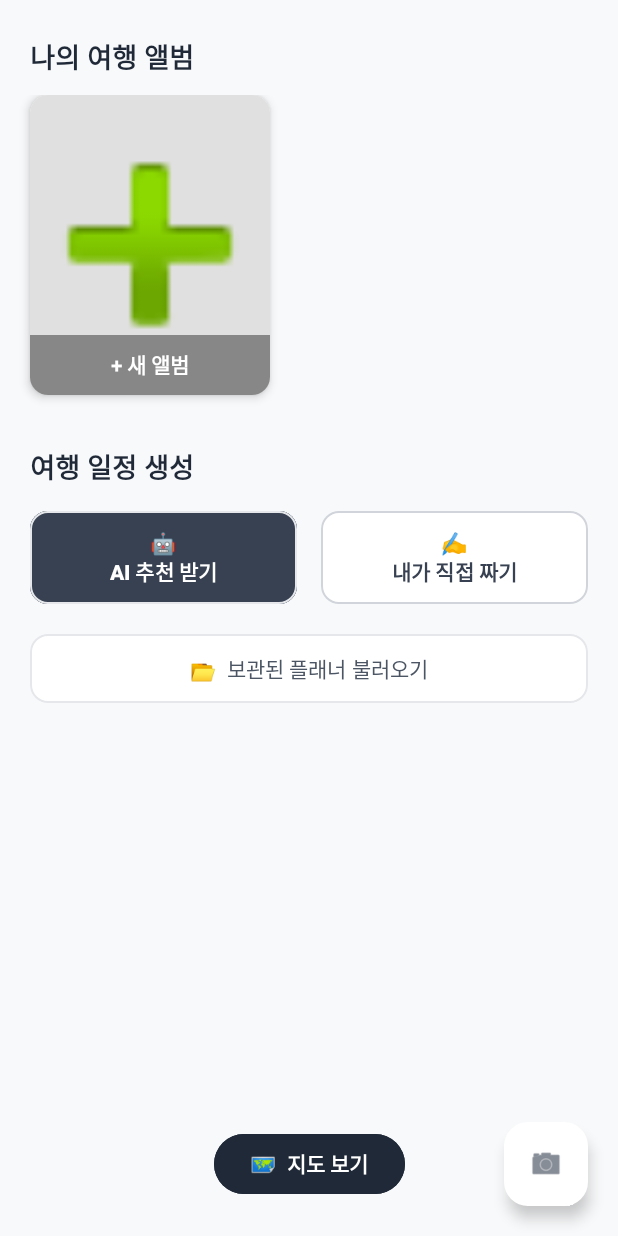
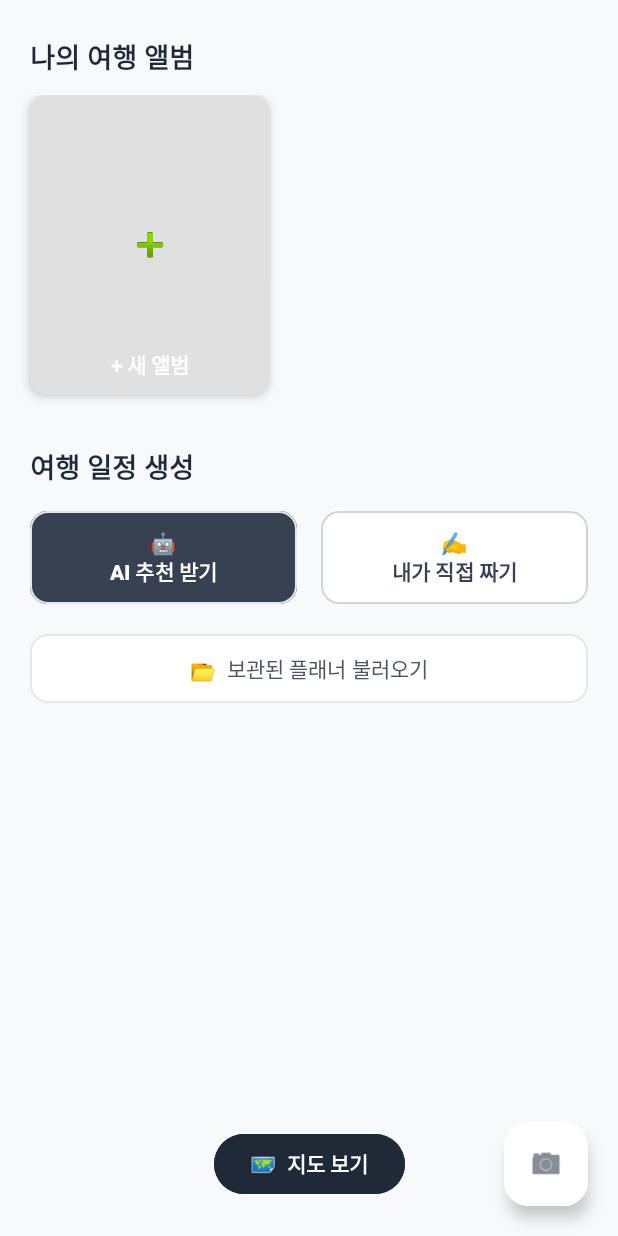
Before and after one commit to Qkdgodchl/planner, an Android app: the screen it shows after launch (MainActivity), on a phone screen of 412 x 824 dp. Run offline under Robolectric (Android 15) with nearby library versions, the light colour scheme and no system bars; our stand-ins replace Room's generated code; pictures from the network do not load.

Commit message:
지도 핀꼽기 수정 , ㅅ앨범썸네일 보이게 수정

```diff
--- a/app/src/main/java/com/example/myapplication/AlbumAdapter.kt
+++ b/app/src/main/java/com/example/myapplication/AlbumAdapter.kt
@@ -4,13 +4,15 @@ import android.view.LayoutInflater
 import android.view.View
 import android.view.ViewGroup
 import androidx.recyclerview.widget.RecyclerView
+import com.bumptech.glide.Glide
 import com.example.myapplication.data.Album
 import com.example.myapplication.databinding.ItemAlbumBinding
 
 class AlbumAdapter(
     private val albums: List<Album>,
     private val onAddClick: () -> Unit,
-    private val onAlbumClick: (Int, String) -> Unit
+    private val onAlbumClick: (Int, String) -> Unit,
+    private val onDeleteClick: (Album) -> Unit
 ) : RecyclerView.Adapter<AlbumAdapter.AlbumViewHolder>() {
 
     override fun getItemCount(): Int = albums.size + 1
@@ -20,32 +22,42 @@ class AlbumAdapter(
         return AlbumViewHolder(binding)
     }
 
-    override fun onBindViewHolder(
-        holder: AlbumViewHolder,
-        position: Int
-    ) {
-
+    override fun onBindViewHolder(holder: AlbumViewHolder, position: Int) {
         if (position == albums.size) {
-
-            holder.binding.tvAlbumTitle.text =
-                "+ 새 앨범"
-
-            holder.binding.ivAlbumCover
-                .setImageResource(android.R.drawable.ic_input_add)
+            holder.binding.tvAlbumTitle.text = "+ 새 앨범"
+            holder.binding.ivAlbumCover.setImageResource(android.R.drawable.ic_input_add)
+            holder.binding.ivAlbumCover.scaleType = android.widget.ImageView.ScaleType.CENTER_INSIDE
+            holder.binding.btnDeleteAlbum.visibility = View.GONE
+            holder.binding.vTitleBackground.visibility = View.GONE
 
             holder.itemView.setOnClickListener {
                 onAddClick()
             }
+        } else {
+            val album = albums[position]
+            holder.binding.tvAlbumTitle.text = album.title
+            holder.binding.btnDeleteAlbum.visibility = View.VISIBLE
+            holder.binding.vTitleBackground.visibility = View.VISIBLE
 
-        } else {
-
-            val album = albums[position]
-
-            holder.binding.tvAlbumTitle.text =
-                album.title
+            // 썸네일 이미지 설정
+            if (album.coverImagePath.isNotEmpty()) {
+                holder.binding.ivAlbumCover.scaleType = android.widget.ImageView.ScaleType.CENTER_CROP
+                Glide.with(holder.binding.ivAlbumCover.context)
+                    .load(album.coverImagePath)
+                    .centerCrop()
+                    .error(android.R.drawable.ic_menu_gallery)
+                    .into(holder.binding.ivAlbumCover)
+            } else {
+                holder.binding.ivAlbumCover.setImageResource(android.R.drawable.ic_menu_gallery)
+                holder.binding.ivAlbumCover.scaleType = android.widget.ImageView.ScaleType.CENTER_INSIDE
+            }
 
             holder.itemView.setOnClickListener {
                 onAlbumClick(album.id, album.title)
+            }
+
+            holder.binding.btnDeleteAlbum.setOnClickListener {
+                onDeleteClick(album)
             }
         }
     }
--- a/app/src/main/java/com/example/myapplication/MainActivity.kt
+++ b/app/src/main/java/com/example/myapplication/MainActivity.kt
@@ -4,14 +4,13 @@ import android.content.Intent
 import android.os.Bundle
 import android.widget.Toast
 import androidx.activity.result.contract.ActivityResultContracts
+import androidx.appcompat.app.AlertDialog
 import androidx.appcompat.app.AppCompatActivity
 import androidx.lifecycle.lifecycleScope
 import com.example.myapplication.data.Album
 import com.example.myapplication.data.DatabaseProvider
 import com.example.myapplication.databinding.ActivityMainBinding
-import kotlinx.coroutines.Dispatchers
 import kotlinx.coroutines.launch
-import kotlinx.coroutines.withContext
 
 class MainActivity : AppCompatActivity() {
 
@@ -37,28 +36,23 @@ class MainActivity : AppCompatActivity() {
     private fun setupRecyclerView() {
         lifecycleScope.launch {
             val albums = fetchAlbumsFromDb()
-            // 실제 데이터가 있는 앨범 개수 계산
             albumCount = albums.size
 
             val albumAdapter = AlbumAdapter(
                 albums = albums,
                 onAddClick = {
-                    // 🚀 빈 네모칸 클릭 시 앨범 추가 화면으로 이동
                     val intent = Intent(this@MainActivity, AddAlbumActivity::class.java)
                     startActivity(intent)
                 },
                 onAlbumClick = { albumId, albumTitle ->
-
-                    val intent =
-                        Intent(
-                            this@MainActivity,
-                            AlbumDetailActivity::class.java
-                        )
-
-                    intent.putExtra("ALBUM_ID", albumId)
-                    intent.putExtra("ALBUM_NAME", albumTitle)
-
+                    val intent = Intent(this@MainActivity, AlbumDetailActivity::class.java).apply {
+                        putExtra("ALBUM_ID", albumId)
+                        putExtra("ALBUM_NAME", albumTitle)
+                    }
                     startActivity(intent)
+                },
+                onDeleteClick = { album ->
+                    showDeleteConfirmDialog(album)
                 }
             )
 
@@ -66,53 +60,52 @@ class MainActivity : AppCompatActivity() {
         }
     }
 
-    override fun onResume()
-    {
+    private fun showDeleteConfirmDialog(album: Album) {
+        AlertDialog.Builder(this)
+            .setTitle("앨범 삭제")
+            .setMessage("'${album.title}' 앨범을 삭제하시겠습니까? 앨범 내 사진 데이터는 유지되지만 앨범 목록에서는 사라집니다.")
+            .setPositiveButton("삭제") { _, _ ->
+                deleteAlbum(album)
+            }
+            .setNegativeButton("취소", null)
+            .show()
+    }
+
+    private fun deleteAlbum(album: Album) {
+        lifecycleScope.launch {
+            DatabaseProvider.getDatabase(this@MainActivity).albumDao().deleteAlbum(album)
+            Toast.makeText(this@MainActivity, "앨범이 삭제되었습니다.", Toast.LENGTH_SHORT).show()
+            setupRecyclerView() // 목록 갱신
+        }
+    }
+
+    override fun onResume() {
         super.onResume()
         setupRecyclerView()
     }
 
-    // 🗄️ 테스트를 위해 빈 슬롯("")을 포함한 리스트를 반환합니다.
-    private suspend fun fetchAlbumsFromDb():
-            List<Album> {
-
-        return DatabaseProvider
-            .getDatabase(this)
-            .albumDao()
-            .getAllAlbums()
+    private suspend fun fetchAlbumsFromDb(): List<Album> {
+        return DatabaseProvider.getDatabase(this).albumDao().getAllAlbums()
     }
 
     private fun setupButtons() {
         binding.btnViewMap.setOnClickListener {
-
-            val intent =
-                Intent(
-                    this,
-                    MapActivity::class.java
-                )
-
+            val intent = Intent(this, MapActivity::class.java)
             startActivity(intent)
         }
 
         binding.btnAiRecommend.setOnClickListener {
-
             val intent = Intent(this, AIRecommendActivity::class.java)
-
             startActivity(intent)
         }
 
         binding.btnManualPlan.setOnClickListener {
-
             val intent = Intent(this, ManualPlannerActivity::class.java)
-
             startActivity(intent)
         }
 
         binding.btnLoadPlanner.setOnClickListener {
-
-            val intent =
-                Intent(this, SavedPlannerActivity::class.java)
-
+            val intent = Intent(this, SavedPlannerActivity::class.java)
             startActivity(intent)
         }
 
--- a/app/src/main/java/com/example/myapplication/data/AlbumDao.kt
+++ b/app/src/main/java/com/example/myapplication/data/AlbumDao.kt
@@ -1,16 +1,25 @@
 package com.example.myapplication.data
 
 import androidx.room.Dao
+import androidx.room.Delete
 import androidx.room.Insert
 import androidx.room.Query
+import androidx.room.Update
 
 @Dao
 interface AlbumDao {
 
     @Insert
-    suspend fun insertAlbum(
-        album: Album
-    )
+    suspend fun insertAlbum(album: Album)
+
+    @Update
+    suspend fun updateAlbum(album: Album)
+
+    @Delete
+    suspend fun deleteAlbum(album: Album)
+
+    @Query("SELECT * FROM album WHERE id = :id")
+    suspend fun getAlbumById(id: Int): Album?
 
     @Query(
         """
@@ -19,6 +28,5 @@ interface AlbumDao {
         ORDER BY createdAt DESC
         """
     )
-    suspend fun getAllAlbums():
-            List<Album>
+    suspend fun getAllAlbums(): List<Album>
 }
--- a/app/src/main/res/layout/item_album.xml
+++ b/app/src/main/res/layout/item_album.xml
@@ -23,6 +23,7 @@
             app:layout_constraintEnd_toEndOf="parent"/>
 
         <View
+            android:id="@+id/vTitleBackground"
             android:layout_width="0dp"
             android:layout_height="40dp"
             android:background="#66000000"
@@ -42,5 +43,18 @@
             app:layout_constraintStart_toStartOf="parent"
             app:layout_constraintEnd_toEndOf="parent" />
 
+        <ImageButton
+            android:id="@+id/btnDeleteAlbum"
+            android:layout_width="32dp"
+            android:layout_height="32dp"
+            android:layout_marginTop="8dp"
+            android:layout_marginEnd="8dp"
+            android:background="@android:color/transparent"
+            android:src="@android:drawable/ic_menu_delete"
+            app:tint="#FF5252"
+            app:layout_constraintTop_toTopOf="parent"
+            app:layout_constraintEnd_toEndOf="parent"
+            android:visibility="gone" />
+
     </androidx.constraintlayout.widget.ConstraintLayout>
 </androidx.cardview.widget.CardView>
```
Also changed, not shown: app/src/main/java/com/example/myapplication/AlbumDetailActivity.kt (+22 -10 lines).
